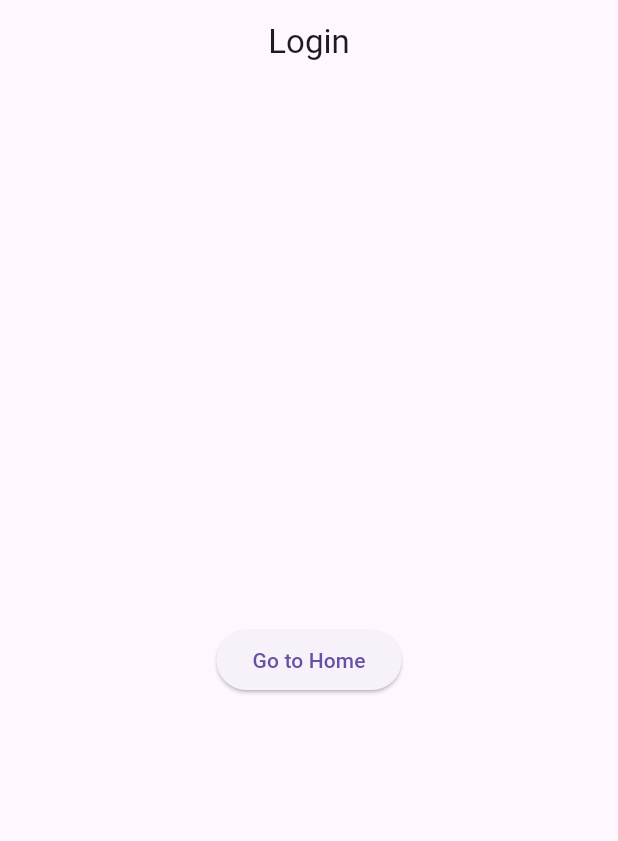
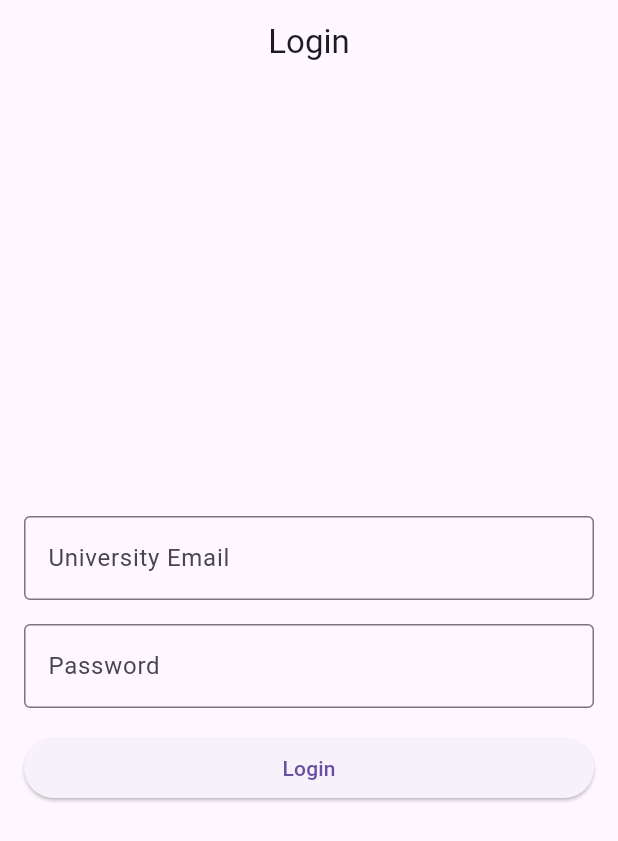
Before and after one commit to Oyunbldd/thesis, a Flutter app: the screen it shows after launch, on a phone screen of 412 x 824 dp. Shown: the top 841 px of the screen. Run offline on Flutter 3.47's test engine with Material 3 defaults, Android fonts, the light colour scheme and no system bars.

Commit message:
feat: implement LoginView with AuthController integration (#issue11)

```diff
--- a/lost_found_app/lib/views/login/login_view.dart
+++ b/lost_found_app/lib/views/login/login_view.dart
@@ -1,19 +1,87 @@
 import 'package:flutter/material.dart';
+
+import '../../controllers/auth_controller.dart';
 import '../../utils/app_routes.dart';
 
-class LoginView extends StatelessWidget {
+class LoginView extends StatefulWidget {
   const LoginView({super.key});
+
+  @override
+  State<LoginView> createState() => _LoginViewState();
+}
+
+class _LoginViewState extends State<LoginView> {
+  final AuthController _authController = AuthController();
+
+  final TextEditingController _emailController = TextEditingController();
+  final TextEditingController _passwordController = TextEditingController();
+
+  String _errorMessage = '';
+
+  void _handleLogin() {
+    final isSuccess = _authController.login(
+      email: _emailController.text,
+      password: _passwordController.text,
+    );
+
+    if (isSuccess) {
+      setState(() {
+        _errorMessage = '';
+      });
+
+      Navigator.pushReplacementNamed(context, AppRoutes.home);
+    } else {
+      setState(() {
+        _errorMessage = 'Please enter a valid ELTE email and password.';
+      });
+    }
+  }
+
+  @override
+  void dispose() {
+    _emailController.dispose();
+    _passwordController.dispose();
+    super.dispose();
+  }
 
   @override
   Widget build(BuildContext context) {
     return Scaffold(
       appBar: AppBar(title: const Text('Login'), centerTitle: true),
-      body: Center(
-        child: ElevatedButton(
-          onPressed: () {
-            Navigator.pushNamed(context, AppRoutes.home);
-          },
-          child: const Text('Go to Home'),
+      body: Padding(
+        padding: const EdgeInsets.all(16),
+        child: Column(
+          mainAxisAlignment: MainAxisAlignment.center,
+          children: [
+            TextField(
+              controller: _emailController,
+              keyboardType: TextInputType.emailAddress,
+              decoration: const InputDecoration(
+                labelText: 'University Email',
+                border: OutlineInputBorder(),
+              ),
+            ),
+            const SizedBox(height: 16),
+            TextField(
+              controller: _passwordController,
+              obscureText: true,
+              decoration: const InputDecoration(
+                labelText: 'Password',
+                border: OutlineInputBorder(),
+              ),
+            ),
+            const SizedBox(height: 16),
+            if (_errorMessage.isNotEmpty)
+              Text(_errorMessage, style: const TextStyle(color: Colors.red)),
+            if (_errorMessage.isNotEmpty) const SizedBox(height: 16),
+            SizedBox(
+              width: double.infinity,
+              child: ElevatedButton(
+                onPressed: _handleLogin,
+                child: const Text('Login'),
+              ),
+            ),
+          ],
         ),
       ),
     );
```
Also changed, not shown: 19 other files.
